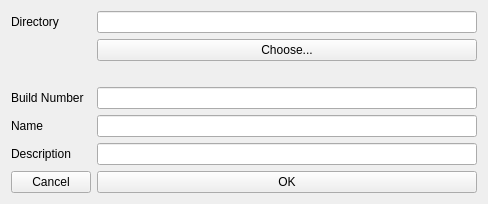
Before: the Qt Designer form AppMan/addbuild.ui in hhvvkk/COS301DistrobutedApplicationManger, drawn with Qt 5.
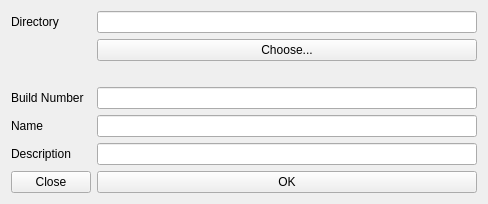
After: the same form once the commit is applied. Icons and pictures are not drawn.

Diff of the .ui file:
```diff
--- a/AppMan/addbuild.ui
+++ b/AppMan/addbuild.ui
@@ -69,7 +69,7 @@
    <item row="6" column="0">
     <widget class="QPushButton" name="pushButton_2">
      <property name="text">
-      <string>Cancel</string>
+      <string>Close</string>
      </property>
     </widget>
    </item>
```
